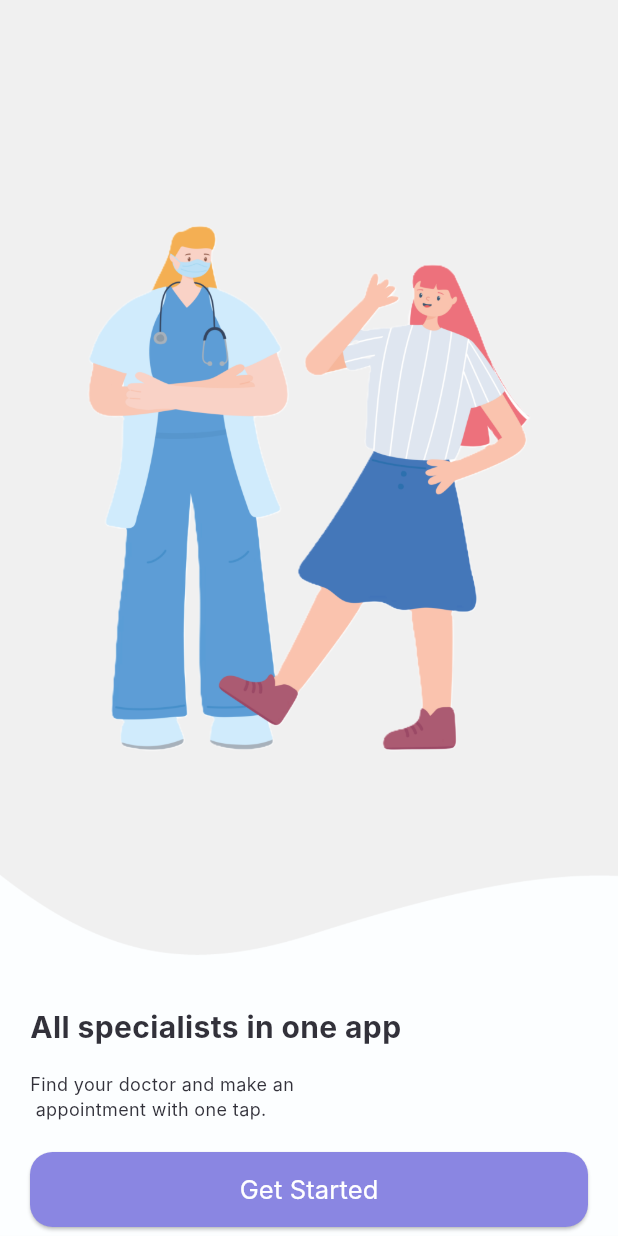
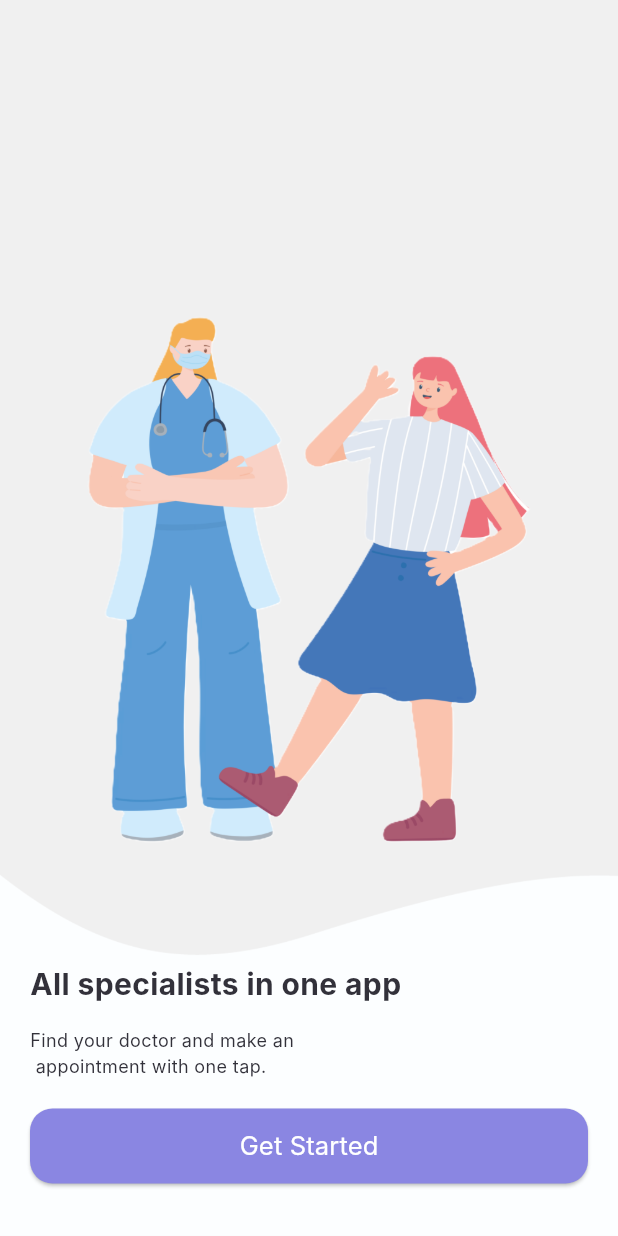
Before and after one commit to bens1001/medical_app_ui, a Flutter app: the screen it shows after launch, on a phone screen of 412 x 824 dp. Run offline on Flutter 3.47's test engine with Material 3 defaults, Android fonts, the phone set to English and light mode, and no system bars; our stand-ins replace get; Roboto replaces fonts that are missing (Inter).

Commit message:
ready use

```diff
--- a/lib/main.dart
+++ b/lib/main.dart
@@ -21,7 +21,7 @@
         ),
         useMaterial3: true,
       ),
-      home: OnboardingScreen(),
+      home: const OnboardingScreen(),
     );
   }
 }
--- a/lib/modules/onboarding/view.dart
+++ b/lib/modules/onboarding/view.dart
@@ -23,11 +23,11 @@
             children: [
               Image.asset(
                 'assets/images/doctor-1.png',
-                height: 650,
-                width: 650,
+                height: 500,
+                width: 500,
               ),
               const Padding(
-                padding: EdgeInsets.only(left: 20, top: 20),
+                padding: EdgeInsets.only(left: 20, top: 5),
                 child: Text(
                   'All specialists in one app',
                   style: TextStyle(
```
